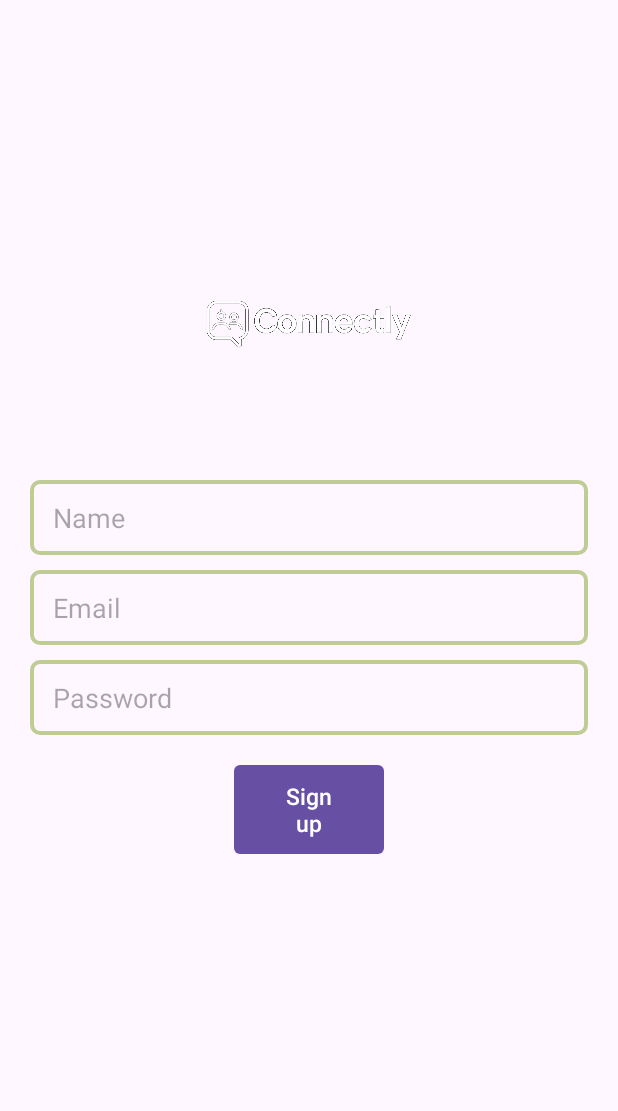
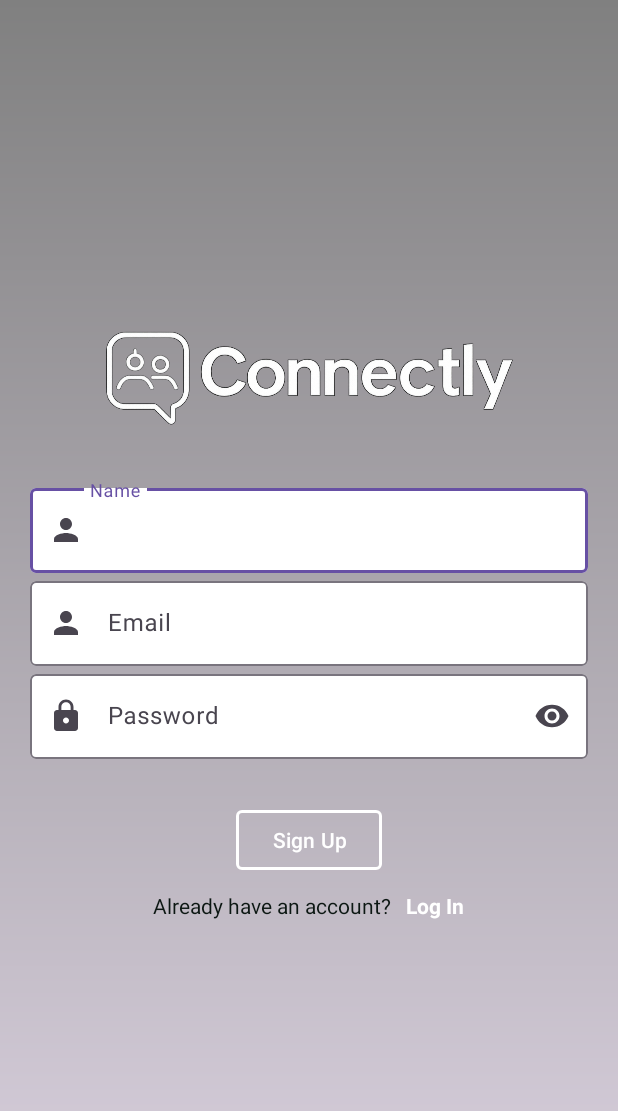
Before and after one commit to rayzhou4/awesomest-chat-app-kotlin, an Android app built with Jetpack Compose: the SignUp screen opened directly, with no data from a screen before it, on a phone screen of 412 x 824 dp. Shown: the top 1111 px of the screen. Run offline under Robolectric (Android 15) with nearby library versions, the light colour scheme and no system bars; our stand-ins replace Firebase (no records; nobody signed in at launch, a user with empty details on screens opened directly).

Commit message:
redesigned sign up page

```diff
--- a/app/src/main/java/com/example/awesomechatapp/ui/SignUp.kt
+++ b/app/src/main/java/com/example/awesomechatapp/ui/SignUp.kt
@@ -4,6 +4,7 @@ import android.content.Intent
 import android.os.Bundle
 import android.widget.Button
 import android.widget.EditText
+import android.widget.TextView
 import android.widget.Toast
 import androidx.appcompat.app.AppCompatActivity
 import com.example.awesomechatapp.R
@@ -18,6 +19,7 @@ class SignUp : AppCompatActivity() {
     private lateinit var edtEmail: EditText
     private lateinit var edtPassword: EditText
     private lateinit var btnSignup: Button
+    private lateinit var btnLogin: TextView
     private lateinit var mAuth: FirebaseAuth
     private lateinit var mDbRef: DatabaseReference
 
@@ -31,6 +33,7 @@ class SignUp : AppCompatActivity() {
         edtEmail = findViewById(R.id.edt_email)
         edtPassword = findViewById(R.id.edt_password)
         btnSignup = findViewById(R.id.btnSignup)
+        btnLogin = findViewById(R.id.btnLogin)
 
         btnSignup.setOnClickListener {
             val name = edtName.text.toString()
@@ -39,6 +42,13 @@ class SignUp : AppCompatActivity() {
 
             signUp(name, email, password)
         }
+
+        btnLogin.setOnClickListener {
+            val intent = Intent(this, Login::class.java)
+            startActivity(intent)
+        }
+
+
     }
 
     private fun signUp(name: String, email: String, password: String) {
--- /dev/null
+++ b/app/src/main/res/drawable/signup_background.xml
@@ -0,0 +1,8 @@
+<?xml version="1.0" encoding="utf-8"?>
+<shape xmlns:android="http://schemas.android.com/apk/res/android"
+    android:shape="rectangle">
+    <gradient
+        android:startColor="@color/gray"
+        android:endColor="@color/pale_pink"
+        android:angle="380" />
+</shape>
--- a/app/src/main/res/layout/activity_sign_up.xml
+++ b/app/src/main/res/layout/activity_sign_up.xml
@@ -1,64 +1,108 @@
 <?xml version="1.0" encoding="utf-8"?>
-<RelativeLayout xmlns:android="http://schemas.android.com/apk/res/android"
+<LinearLayout xmlns:android="http://schemas.android.com/apk/res/android"
+    xmlns:app="http://schemas.android.com/apk/res-auto"
+    xmlns:tools="http://schemas.android.com/tools"
+    android:layout_width="match_parent"
+    android:layout_height="match_parent"
+    android:layout_gravity="center"
+    android:gravity="center"
     android:orientation="vertical"
-    android:layout_width="match_parent"
-    android:layout_height="match_parent">
+    android:padding="20dp"
+    android:background="@drawable/signup_background"
+    tools:context=".ui.MainActivity">
 
     <ImageView
         android:id="@+id/app_logo"
-        android:layout_width="150dp"
-        android:layout_height="150dp"
-        android:src="@drawable/logo"
-        android:layout_centerHorizontal="true"
-        android:layout_marginTop="140dp"/>
+        android:layout_width="400dp"
+        android:layout_height="80dp"
+        android:layout_marginBottom="30dp"
+        android:src="@drawable/logo" />
 
-    <EditText
+    <com.google.android.material.textfield.TextInputLayout
+        android:layout_width="match_parent"
+        android:layout_height="wrap_content"
+        android:hint="@string/name"
+        app:boxBackgroundColor="@color/white"
+        app:endIconMode="clear_text"
+        app:startIconDrawable="@drawable/email">
+
+        <com.google.android.material.textfield.TextInputEditText
             android:id="@+id/edt_name"
             android:layout_width="match_parent"
-        android:layout_height="50dp"
-        android:layout_below="@id/app_logo"
-        android:layout_marginTop="30dp"
-        android:hint="Name"
-        android:paddingLeft="15dp"
-        android:background="@drawable/edt_background"
-        android:layout_marginLeft="20dp"
-        android:layout_marginRight="20dp"/>
+            android:layout_height="wrap_content"
+            android:paddingStart="40dp"
+            android:paddingEnd="40dp" />
+    </com.google.android.material.textfield.TextInputLayout>
 
-    <EditText
+    <com.google.android.material.textfield.TextInputLayout
+        android:layout_width="match_parent"
+        android:layout_height="wrap_content"
+        android:hint="@string/email"
+        app:boxBackgroundColor="@color/white"
+        app:endIconMode="clear_text"
+        app:startIconDrawable="@drawable/email">
+
+        <com.google.android.material.textfield.TextInputEditText
             android:id="@+id/edt_email"
             android:layout_width="match_parent"
-        android:layout_height="50dp"
-        android:layout_below="@id/edt_name"
-        android:layout_marginTop="10dp"
-        android:hint="Email"
-        android:paddingLeft="15dp"
-        android:background="@drawable/edt_background"
-        android:layout_marginLeft="20dp"
-        android:layout_marginRight="20dp"/>
+            android:layout_height="wrap_content"
+            android:paddingStart="40dp"
+            android:paddingEnd="40dp" />
+    </com.google.android.material.textfield.TextInputLayout>
 
-    <EditText
+    <com.google.android.material.textfield.TextInputLayout
+        android:layout_width="match_parent"
+        android:layout_height="wrap_content"
+        android:hint="@string/password"
+        app:boxBackgroundColor="@color/white"
+        app:endIconMode="password_toggle"
+        app:startIconDrawable="@drawable/password">
+
+        <com.google.android.material.textfield.TextInputEditText
             android:id="@+id/edt_password"
             android:layout_width="match_parent"
-        android:layout_height="50dp"
-        android:layout_below="@id/edt_email"
-        android:layout_marginTop="10dp"
-        android:hint="Password"
-        android:paddingLeft="15dp"
-        android:background="@drawable/edt_background"
-        android:layout_marginLeft="20dp"
-        android:layout_marginRight="20dp"/>
+            android:layout_height="wrap_content"
+            android:paddingStart="40dp"
+            android:paddingEnd="40dp"
+            android:inputType="textPassword" />
+    </com.google.android.material.textfield.TextInputLayout>
 
-    <Button
+    <com.google.android.material.button.MaterialButton
         android:id="@+id/btnSignup"
-        android:layout_width="100dp"
+        android:layout_width="wrap_content"
         android:layout_height="wrap_content"
-        android:layout_below="@id/edt_password"
-        android:text="Sign up"
-        android:background="@drawable/btn_background"
+        android:layout_marginTop="30dp"
+        android:backgroundTint="@color/transparent"
+        app:strokeColor="@color/white"
+        app:strokeWidth="2dp"
+        app:cornerRadius="4dp"
+        android:clickable="true"
+        android:focusable="true"
+        android:text="@string/sign_up"
+        android:textColor="@color/white" />
+
+    <LinearLayout
+        android:layout_width="wrap_content"
+        android:layout_height="wrap_content"
+        android:layout_marginTop="10dp">
+
+        <com.google.android.material.textview.MaterialTextView
+            android:layout_width="wrap_content"
+            android:layout_height="wrap_content"
+            android:text="@string/log_in_text"
+            android:textColor="@color/black"/>
+
+        <com.google.android.material.textview.MaterialTextView
+            android:id="@+id/btnLogin"
+            android:layout_width="wrap_content"
+            android:layout_height="wrap_content"
+            android:layout_marginStart="10dp"
+            android:clickable="true"
+            android:focusable="true"
+            android:text="@string/log_in"
             android:textColor="@color/white"
-        android:textSize="15dp"
-        android:layout_centerHorizontal="true"
-        android:layout_marginTop="20dp"/>
+            android:textStyle="bold"/>
 
+    </LinearLayout>
 
-</RelativeLayout>
+</LinearLayout>
--- a/app/src/main/res/values/strings.xml
+++ b/app/src/main/res/values/strings.xml
@@ -12,6 +12,10 @@
     <string name="sign_up">Sign Up</string>
     <string name="sign_up_text">Don\'t have account?</string>
 
+    <!-- Sign Up Activity Strings -->
+    <string name="name">Name</string>
+    <string name="log_in_text">Already have an account?</string>
+
     <!-- Main Activity Strings -->
     <string name="messages">Messages</string>
     <string name="searchbar_hint">Search</string>
```
Lines whose indentation alone changed are shown as unchanged.
